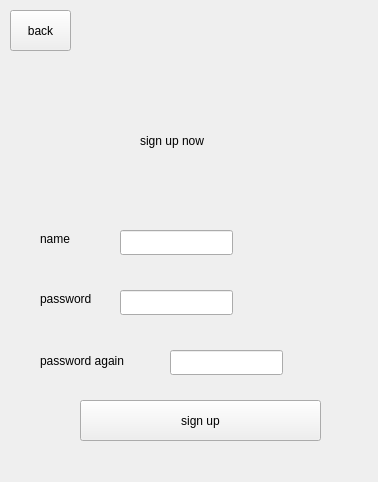
Before: the Qt Designer form src/register/register.ui in mimis-s/IM-Client, drawn with Qt 5.
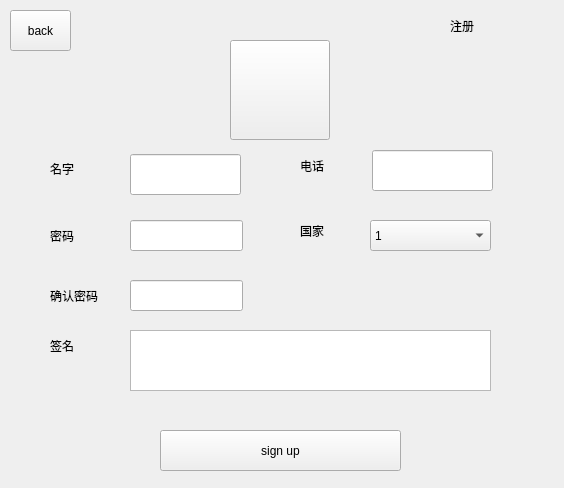
After: the same form once the commit is applied.

```diff
--- a/src/register/register.ui
+++ b/src/register/register.ui
@@ -6,8 +6,8 @@
    <rect>
     <x>0</x>
     <y>0</y>
-    <width>378</width>
-    <height>482</height>
+    <width>564</width>
+    <height>488</height>
    </rect>
   </property>
   <property name="windowTitle">
@@ -16,90 +16,90 @@
   <widget class="QLabel" name="lb_register_logo">
    <property name="geometry">
     <rect>
-     <x>140</x>
-     <y>120</y>
-     <width>111</width>
-     <height>41</height>
+     <x>450</x>
+     <y>10</y>
+     <width>101</width>
+     <height>31</height>
     </rect>
    </property>
    <property name="text">
-    <string>sign up now</string>
+    <string>注册</string>
    </property>
   </widget>
   <widget class="QLineEdit" name="edit_register_name">
    <property name="geometry">
     <rect>
-     <x>120</x>
-     <y>230</y>
-     <width>113</width>
-     <height>25</height>
+     <x>130</x>
+     <y>154</y>
+     <width>111</width>
+     <height>41</height>
     </rect>
    </property>
   </widget>
   <widget class="QLineEdit" name="edit_register_password">
    <property name="geometry">
     <rect>
-     <x>120</x>
-     <y>290</y>
+     <x>130</x>
+     <y>220</y>
      <width>113</width>
-     <height>25</height>
+     <height>31</height>
     </rect>
    </property>
   </widget>
   <widget class="QLineEdit" name="edit_register_password_again">
    <property name="geometry">
     <rect>
-     <x>170</x>
-     <y>350</y>
+     <x>130</x>
+     <y>280</y>
      <width>113</width>
-     <height>25</height>
+     <height>31</height>
     </rect>
    </property>
   </widget>
   <widget class="QLabel" name="lb_register_name">
    <property name="geometry">
     <rect>
-     <x>40</x>
-     <y>230</y>
+     <x>50</x>
+     <y>160</y>
      <width>67</width>
      <height>17</height>
     </rect>
    </property>
    <property name="text">
-    <string>name</string>
+    <string>名字</string>
    </property>
   </widget>
   <widget class="QLabel" name="lb_register_password">
    <property name="geometry">
     <rect>
-     <x>40</x>
-     <y>290</y>
+     <x>50</x>
+     <y>220</y>
      <width>67</width>
-     <height>17</height>
+     <height>31</height>
     </rect>
    </property>
    <property name="text">
-    <string>password</string>
+    <string>密码</string>
    </property>
   </widget>
   <widget class="QLabel" name="lb_register_password_again">
    <property name="geometry">
     <rect>
-     <x>40</x>
-     <y>350</y>
-     <width>121</width>
-     <height>21</height>
+     <x>50</x>
+     <y>280</y>
+     <width>81</width>
+     <height>31</height>
     </rect>
    </property>
    <property name="text">
-    <string>password again</string>
+    <string>确认密码</string>
    </property>
   </widget>
   <widget class="QPushButton" name="btn_register">
    <property name="geometry">
     <rect>
-     <x>80</x>
-     <y>400</y>
+     <x>160</x>
+     <y>430</y>
      <width>241</width>
      <height>41</height>
     </rect>
@@ -121,6 +121,106 @@
     <string>back</string>
    </property>
   </widget>
+  <widget class="QLabel" name="lb_register_autograph">
+   <property name="geometry">
+    <rect>
+     <x>50</x>
+     <y>330</y>
+     <width>61</width>
+     <height>31</height>
+    </rect>
+   </property>
+   <property name="text">
+    <string>签名</string>
+   </property>
+  </widget>
+  <widget class="QLabel" name="lb_register_phone">
+   <property name="geometry">
+    <rect>
+     <x>300</x>
+     <y>150</y>
+     <width>67</width>
+     <height>31</height>
+    </rect>
+   </property>
+   <property name="text">
+    <string>电话</string>
+   </property>
+  </widget>
+  <widget class="QLabel" name="lb_register_region">
+   <property name="geometry">
+    <rect>
+     <x>300</x>
+     <y>210</y>
+     <width>67</width>
+     <height>41</height>
+    </rect>
+   </property>
+   <property name="text">
+    <string>国家</string>
+   </property>
+  </widget>
+  <widget class="QComboBox" name="cb_register_region">
+   <property name="geometry">
+    <rect>
+     <x>370</x>
+     <y>220</y>
+     <width>121</width>
+     <height>31</height>
+    </rect>
+   </property>
+   <item>
+    <property name="text">
+     <string>1</string>
+    </property>
+   </item>
+   <item>
+    <property name="text">
+     <string>2</string>
+    </property>
+   </item>
+   <item>
+    <property name="text">
+     <string>3</string>
+    </property>
+   </item>
+  </widget>
+  <widget class="QLineEdit" name="edit_register_phone">
+   <property name="geometry">
+    <rect>
+     <x>372</x>
+     <y>150</y>
+     <width>121</width>
+     <height>41</height>
+    </rect>
+   </property>
+  </widget>
+  <widget class="QTextEdit" name="edit_register_autograph">
+   <property name="geometry">
+    <rect>
+     <x>130</x>
+     <y>330</y>
+     <width>361</width>
+     <height>61</height>
+    </rect>
+   </property>
+  </widget>
+  <widget class="QPushButton" name="btn_register_head">
+   <property name="geometry">
+    <rect>
+     <x>230</x>
+     <y>40</y>
+     <width>100</width>
+     <height>100</height>
+    </rect>
+   </property>
+   <property name="styleSheet">
+    <string notr="true"/>
+   </property>
+   <property name="text">
+    <string/>
+   </property>
+  </widget>
  </widget>
  <layoutdefault spacing="6" margin="11"/>
  <resources/>
```
